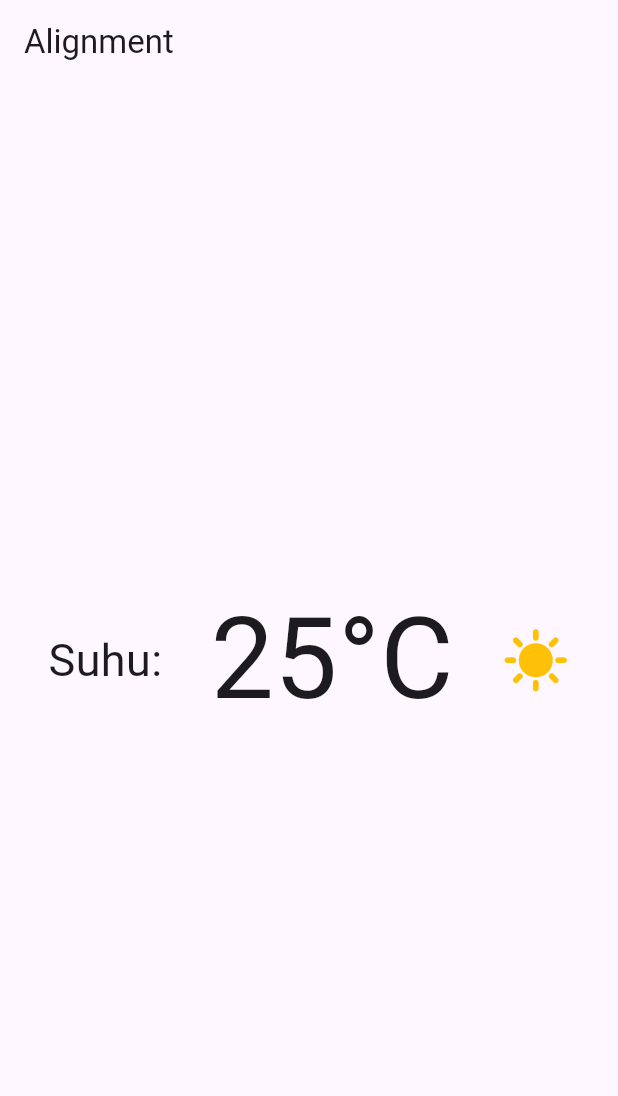
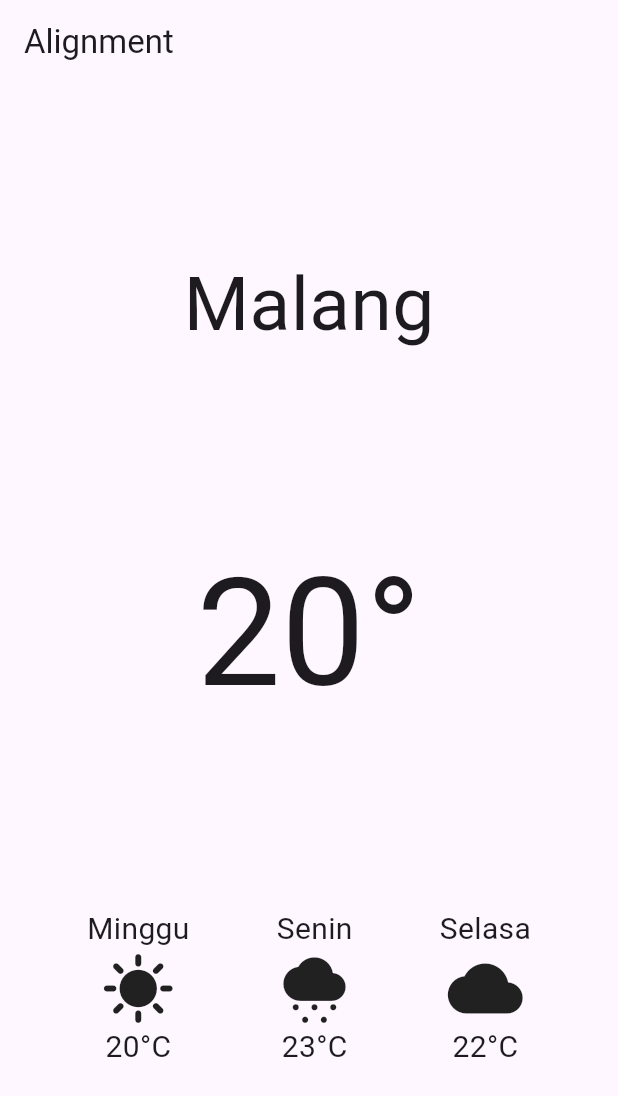
Before and after one commit to contrapoetra/mobile-programming-2, a Flutter app: the screen it shows after launch, on a phone screen of 412 x 824 dp. Shown: the top 1096 px of the screen. Run offline on Flutter 3.47's test engine with Material 3 defaults, Android fonts, the phone set to English and light mode, and no system bars.

Commit message:
Finish weather app

```diff
--- a/lib/main.dart
+++ b/lib/main.dart
@@ -10,70 +10,49 @@ class MyApp extends StatelessWidget {
     return MaterialApp(
       title: 'Alignment',
       home: Scaffold(
-        appBar: AppBar(
-          title: Text('Alignment'),
-        ),
+        appBar: AppBar(title: Text('Alignment')),
         body: const Center(
-          child: Row(
-            mainAxisAlignment: MainAxisAlignment.spaceEvenly,
-            children: [
-              Text(
-                'Suhu:',
-                style: TextStyle(fontSize: 30),
-              ),
-              Text(
-                '25\u00B0C',
-                style: TextStyle(fontSize: 75),
-              ),
-              Icon(
-                Icons.sunny,
-                color: Colors.amber,
-                size: 45,
-              ),
-            ],
-          ),
+          child: WeatherPage(),
         ),
       ),
     );
   }
 }
 
-class KotakBiruJempol extends StatelessWidget {
+class WeatherPage extends StatelessWidget {
+  const WeatherPage({super.key});
+
   @override
   Widget build(BuildContext context) {
-    return Container(
-      width: 100,
-      height: 100,
-      decoration: BoxDecoration(
-        color: Colors.blue,
-        border: Border.all(color: Colors.black, width: 2),
-        borderRadius: BorderRadius.circular(12),
-      ),
-      child: Icon(
-        Icons.thumb_up,
-        color: Colors.white,
-        size: 40,
-      ),
+    return Column(
+      mainAxisAlignment: MainAxisAlignment.spaceEvenly,
+      children: [
+        Text('Malang', style: TextStyle(fontSize: 50)),
+        Text('20\u00B0', style: TextStyle(fontSize: 100)),
+        Row(
+          mainAxisAlignment: MainAxisAlignment.spaceEvenly,
+          children: [
+            WeatherOfDay(day: 'Minggu', temperature: '20\u00B0C', icon: Icons.sunny),
+            WeatherOfDay(day: 'Senin', temperature: '23\u00B0C', icon: Icons.cloudy_snowing),
+            WeatherOfDay(day: 'Selasa', temperature: '22\u00B0C', icon: Icons.cloud),
+          ],
+        ),
+      ],
     );
   }
 }
 
-class KotakBiruJempolKecil extends StatelessWidget {
+class WeatherOfDay extends StatelessWidget {
+  final String day;
+  final String temperature;
+  final IconData icon;
+
+  WeatherOfDay({super.key, required this.day, required this.temperature, required this.icon});
+
   @override
   Widget build(BuildContext context) {
-    return Container(
-      width: 75,
-      height: 75,
-      decoration: BoxDecoration(
-        color: Colors.blue,
-        border: Border.all(color: Colors.black, width: 2),
-        borderRadius: BorderRadius.circular(12),
-      ),
-      child: Icon(
-        Icons.thumb_up,
-        color: Colors.white,
-        size: 40,
-      ),
+    return Column(
+      children: [Text(day, style: TextStyle(fontSize: 20)), Icon(icon, size: 50), Text(temperature, style: TextStyle(fontSize:20))],
     );
   }
 }
```
